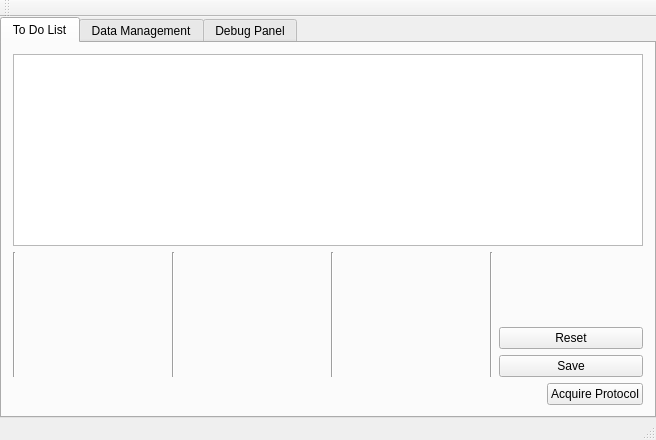
First picture: the form in qt/mainwindow.ui, repository eNorris/cztgui, before the edit.
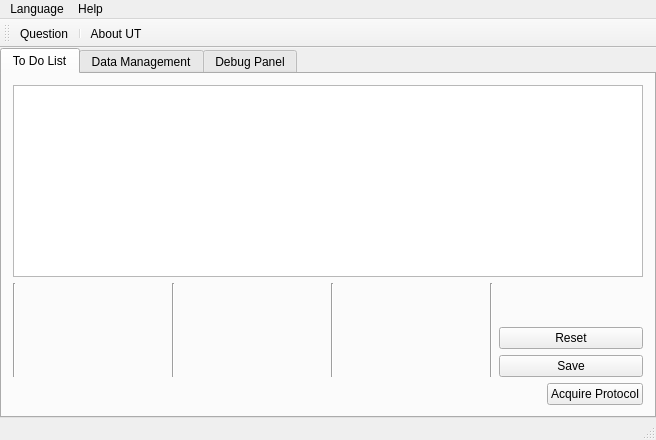
Second picture: the form after the edit. The open tabs and pages were chosen to show the change. Icons and pictures are not drawn. Custom widgets are drawn as their Qt base class.

The edit to the form file:
```diff
--- a/qt/mainwindow.ui
+++ b/qt/mainwindow.ui
@@ -13,6 +13,9 @@
   <property name="windowTitle">
    <string>MainWindow</string>
   </property>
+  <property name="styleSheet">
+   <string notr="true"/>
+  </property>
   <widget class="QWidget" name="centralWidget">
    <layout class="QHBoxLayout" name="horizontalLayout">
     <property name="leftMargin">
@@ -29,6 +32,12 @@
     </property>
     <item>
      <widget class="QTabWidget" name="tabWidget">
+      <property name="autoFillBackground">
+       <bool>false</bool>
+      </property>
+      <property name="styleSheet">
+       <string notr="true">background-image: url(:/images/bg_logo.jpg);</string>
+      </property>
       <property name="currentIndex">
        <number>0</number>
       </property>
@@ -39,6 +48,9 @@
        <layout class="QVBoxLayout" name="verticalLayout">
         <item>
          <widget class="QTableView" name="tableView">
+          <property name="autoFillBackground">
+           <bool>true</bool>
+          </property>
           <attribute name="horizontalHeaderCascadingSectionResizes">
            <bool>true</bool>
           </attribute>
@@ -217,16 +229,56 @@
      <height>25</height>
     </rect>
    </property>
+   <widget class="QMenu" name="menu_Help">
+    <property name="title">
+     <string>Help</string>
+    </property>
+    <addaction name="action_Help"/>
+   </widget>
+   <widget class="QMenu" name="menuLanguage">
+    <property name="title">
+     <string>Language</string>
+    </property>
+   </widget>
+   <addaction name="menuLanguage"/>
+   <addaction name="menu_Help"/>
   </widget>
   <widget class="QToolBar" name="mainToolBar">
+   <property name="layoutDirection">
+    <enum>Qt::LeftToRight</enum>
+   </property>
+   <property name="allowedAreas">
+    <set>Qt::AllToolBarAreas</set>
+   </property>
    <attribute name="toolBarArea">
     <enum>TopToolBarArea</enum>
    </attribute>
    <attribute name="toolBarBreak">
     <bool>false</bool>
    </attribute>
+   <addaction name="action_Help"/>
+   <addaction name="separator"/>
+   <addaction name="actionLogo"/>
   </widget>
   <widget class="QStatusBar" name="statusBar"/>
+  <action name="action_Help">
+   <property name="icon">
+    <iconset resource="uts_gui.qrc">
+     <normaloff>:/images/help-browser.png</normaloff>:/images/help-browser.png</iconset>
+   </property>
+   <property name="text">
+    <string>Question</string>
+   </property>
+  </action>
+  <action name="actionLogo">
+   <property name="icon">
+    <iconset resource="uts_gui.qrc">
+     <normaloff>:/images/small_logo.jpg</normaloff>:/images/small_logo.jpg</iconset>
+   </property>
+   <property name="text">
+    <string>About UT</string>
+   </property>
+  </action>
  </widget>
  <layoutdefault spacing="6" margin="11"/>
  <customwidgets>
```
Left out of the diff: 8 changed lines with no effect on the pictures.
